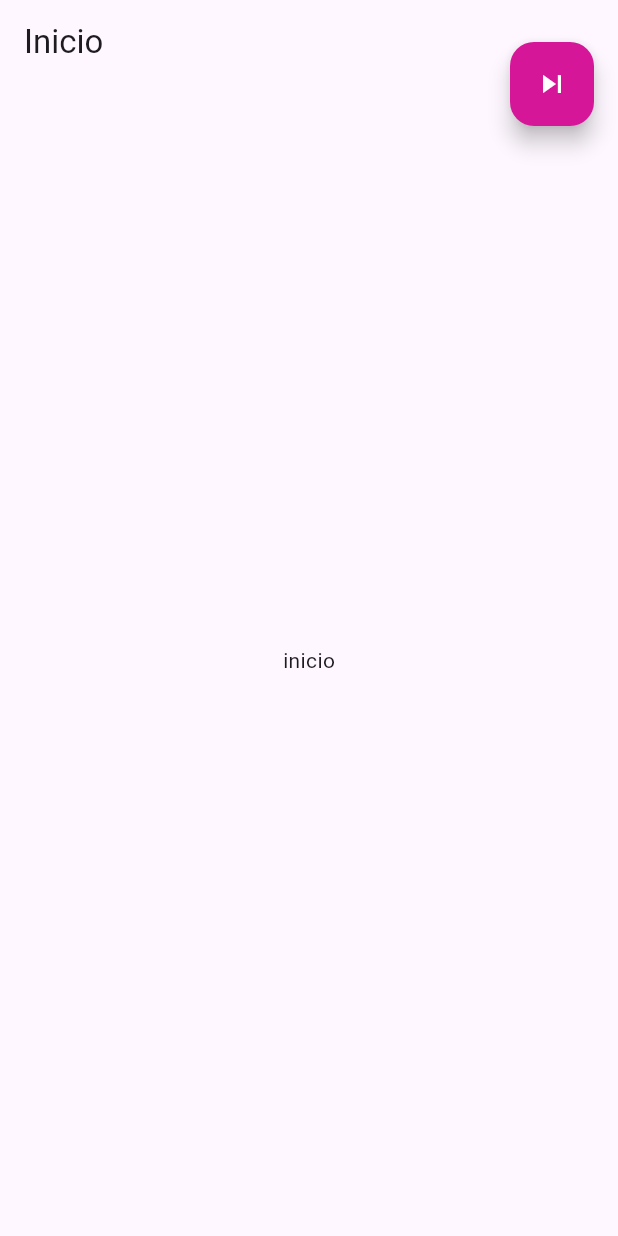
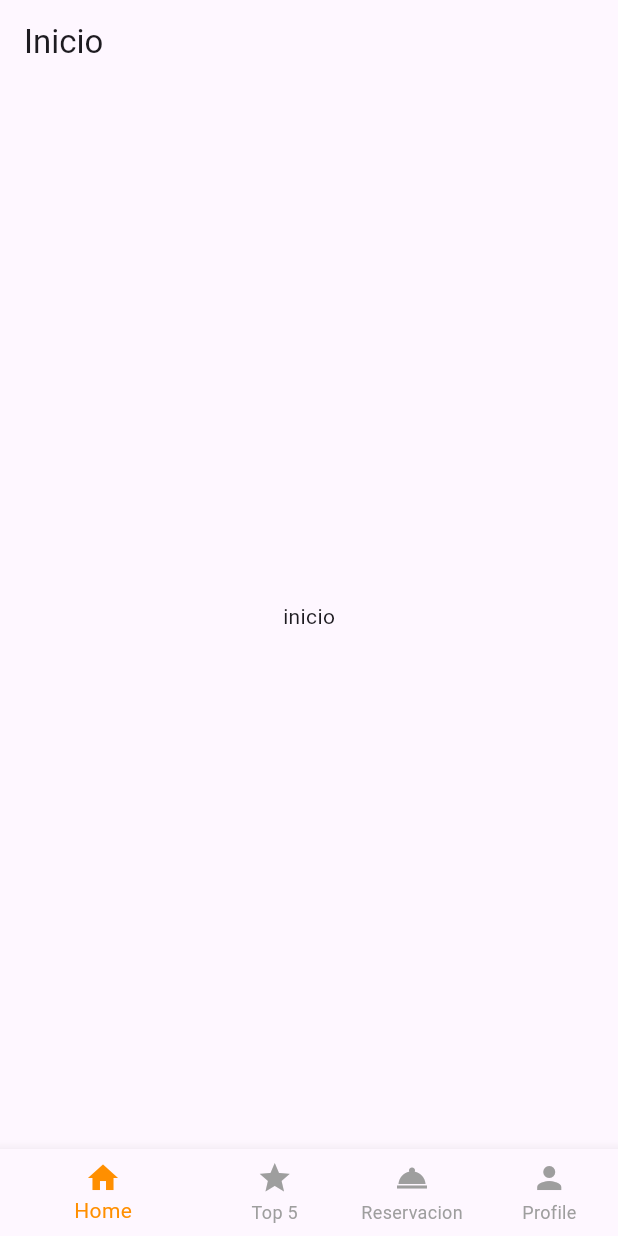
Before and after one commit to UliGarci/practica2_flutter, a Flutter app: the screen it shows after launch, on a phone screen of 412 x 824 dp. Run offline on Flutter 3.47's test engine with Material 3 defaults, Android fonts, the phone set to English and light mode, and no system bars.

Commit message:
change buttonFloating by navigationBar

```diff
--- a/lib/main.dart
+++ b/lib/main.dart
@@ -1,5 +1,6 @@
 import 'package:flutter/material.dart';
 import 'package:learning_b/navigation/home.dart';
+import 'package:learning_b/navigation/navigation.dart';
 import 'package:learning_b/navigation/profile.dart';
 import 'package:learning_b/navigation/reservations.dart';
 import 'package:learning_b/navigation/top.dart';
@@ -19,6 +20,7 @@ class MainApp extends StatelessWidget {
       initialRoute: '/',
       routes: {
         '/':(context)=> const SplashScreen(),
+        '/menu':(context)=> const navigation(),
         '/home':(context)=>const home(),
         '/profile':(context) => const profile(),
         '/reservations':(context) => const reservations(),
--- a/lib/navigation/home.dart
+++ b/lib/navigation/home.dart
@@ -12,13 +12,13 @@ class home extends StatelessWidget {
       body: const Center(
         child: Text('inicio'),
       ),
-      floatingActionButton: FloatingActionButton(
-        onPressed: () => Navigator.pushNamed(context,'/top') ,
-        backgroundColor: const Color.fromARGB(255, 214, 22, 153),
-        foregroundColor: const Color.fromARGB(255, 255, 255, 255),
-        child: const Icon(Icons.skip_next),
-      ),
-      floatingActionButtonLocation: FloatingActionButtonLocation.endTop,
+      // floatingActionButton: FloatingActionButton(
+      //   onPressed: () => Navigator.pushNamed(context,'/top') ,
+      //   backgroundColor: const Color.fromARGB(255, 214, 22, 153),
+      //   foregroundColor: const Color.fromARGB(255, 255, 255, 255),
+      //   child: const Icon(Icons.skip_next),
+      // ),
+      // floatingActionButtonLocation: FloatingActionButtonLocation.endTop,
     );
   }
 }
--- a/lib/navigation/navigation.dart
+++ b/lib/navigation/navigation.dart
@@ -13,8 +13,6 @@ class navigation extends StatefulWidget {
 
 class _navigationState extends State<navigation> {
   int _selectedIndex =0;
-  static const TextStyle optionStyle =
-      TextStyle(fontSize: 30, fontWeight: FontWeight.bold);
   static const List<Widget> _widgetOptions = <Widget>[
     home(),
     top(),
@@ -38,17 +36,24 @@ class _navigationState extends State<navigation> {
             label: 'Home',
           ),
           BottomNavigationBarItem(
-            icon: Icon(Icons.business),
-            label: 'Business',
+            icon: Icon(Icons.star),
+            label: 'Top 5',
           ),
           BottomNavigationBarItem(
-            icon: Icon(Icons.school),
-            label: 'School',
+            icon: Icon(Icons.room_service),
+            label: 'Reservacion',
+          ),
+          BottomNavigationBarItem(
+            icon: Icon(Icons.person),
+            label: 'Profile',
           ),
         ],
         currentIndex: _selectedIndex,
         selectedItemColor: Colors.amber[800],
         onTap: _onItemTapped,
+        unselectedItemColor: Colors.grey,
+        showUnselectedLabels: true,
+
       ),
     );
   }
--- a/lib/widgets/splash_screen.dart
+++ b/lib/widgets/splash_screen.dart
@@ -13,7 +13,7 @@ class _SplashScreenState extends State<SplashScreen> {
   void initState() {
     super.initState();
     Future.delayed(const Duration(seconds: 3), () {
-      Navigator.pushReplacementNamed(context, '/home');
+      Navigator.pushReplacementNamed(context, '/menu');
     });
   }
 
```
Also changed, not shown: lib/navigation/reservations.dart (+7 -7 lines), lib/navigation/top.dart (+7 -7 lines).
